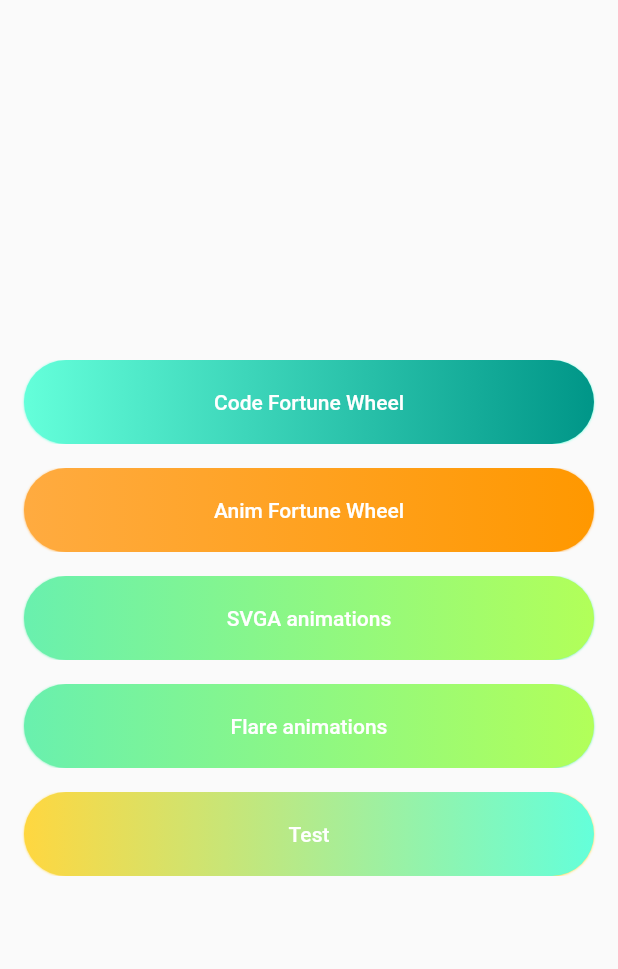
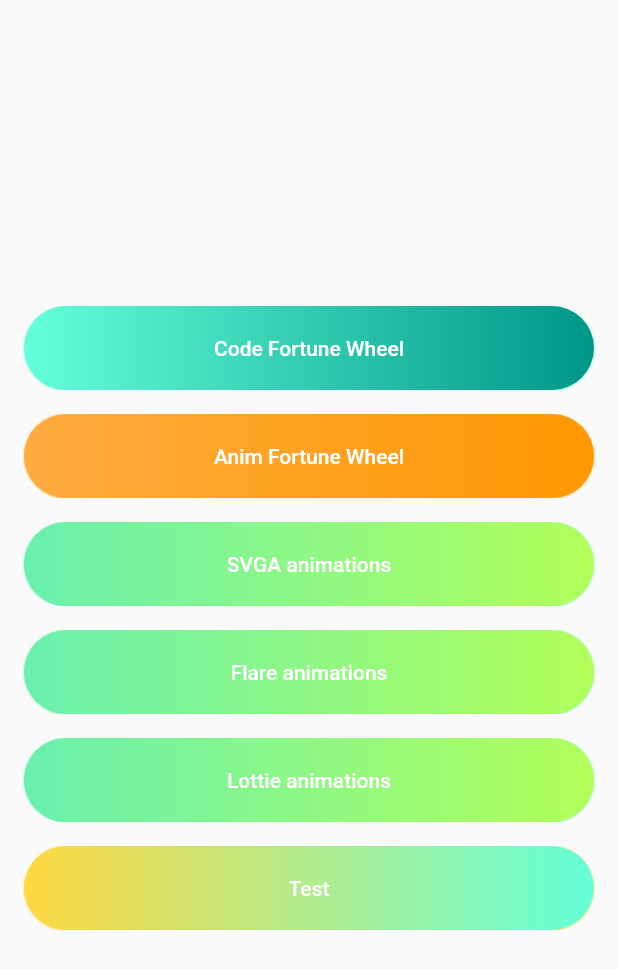
Before and after one commit to Linus-DuJun/flutter_animation, a Flutter app: the screen it shows after launch, on a phone screen of 412 x 824 dp. Shown: the top 969 px of the screen. Run offline on Flutter 3.47's test engine with Material 2 defaults, Android fonts, the phone set to English and light mode, and no system bars; our stand-ins replace audioplayers, flare_flutter, flutter_screenutil, fluttertoast, lottie; missing offline and left inert: svgaplayer_flutter.

Commit message:
Display lottie animations

```diff
--- a/flutter_animation/lib/configs/resources/app_res.dart
+++ b/flutter_animation/lib/configs/resources/app_res.dart
@@ -19,6 +19,11 @@ class AppRes {
 
   // Lottie anim
   static const LOTTIE_WIN_BACKGROUND = _LOTTIE + "win_bg/win_bg.json";
+  static const LOTTIE_WIN = _LOTTIE + "win/win.json";
+  static const LOTTIE_WIN_BIG = _LOTTIE + "win_big/win_big.json";
+  static const LOTTIE_LUCKY_SPIN = _LOTTIE + "lucky_spin/lucky_spin.json";
+  static const LOTTIE_LUCKY_NUMBER = _LOTTIE + "lucky_number/lucky_number.json";
+  static const LOTTIE_GET_COIN = _LOTTIE + "get_coins/get_coins.json";
 
   // Flare anim
   static const FLARE_LUCK_GAME_BG = _FLARES + "lucky_game_bg.flr";
--- a/flutter_animation/lib/main.dart
+++ b/flutter_animation/lib/main.dart
@@ -3,6 +3,7 @@ import 'package:flutter_screenutil/flutter_screenutil.dart';
 import 'package:linus_fortune_wheel/page_anim_fortune_wheel.dart';
 import 'package:linus_fortune_wheel/page_code_fortune_wheel.dart';
 import 'package:linus_fortune_wheel/page_flare_animations.dart';
+import 'package:linus_fortune_wheel/page_lottie_animation.dart';
 import 'package:linus_fortune_wheel/page_svga_animations.dart';
 import 'package:linus_fortune_wheel/page_test_snippet.dart';
 import 'package:linus_fortune_wheel/utils/ui_util.dart';
@@ -68,6 +69,12 @@ class _MyHomePageState extends State<MyHomePage> {
               gradientColors: [Colors.greenAccent, Colors.lightGreenAccent]),
           UiUtils.getVerticalSizedBox(16),
           GradientElevatedButton(
+              callback: _goToLottieAnimations,
+              label: "Lottie animations",
+              labelStyle: _getButtonTextStyle(),
+              gradientColors: [Colors.greenAccent, Colors.lightGreenAccent]),
+          UiUtils.getVerticalSizedBox(16),
+          GradientElevatedButton(
               callback: _goToTestPage,
               label: "Test",
               labelStyle: _getButtonTextStyle(),
@@ -75,6 +82,12 @@ class _MyHomePageState extends State<MyHomePage> {
         ],
       ),
     );
+  }
+
+  void _goToLottieAnimations() {
+     Navigator.of(context).push(
+       MaterialPageRoute(builder: (_) => PageLottieAnimation())
+     );
   }
 
   void _goToFlareAnimations() {
--- a/flutter_animation/lib/page_anim_fortune_wheel.dart
+++ b/flutter_animation/lib/page_anim_fortune_wheel.dart
@@ -121,7 +121,7 @@ class _PageAnimFortuneWheelState extends State<PageAnimFortuneWheel> {
           children: [
             _getSettingsBackgroundView(),
             Expanded(child: _getFlaresView(),),
-            _getResultAreaView(),
+            // _getResultAreaView(),
             // SizedBox(height: 300,)
           ],
         ),
--- a/flutter_animation/lib/widget/gradient_elevated_button.dart
+++ b/flutter_animation/lib/widget/gradient_elevated_button.dart
@@ -2,7 +2,7 @@ import 'package:flutter/material.dart';
 import 'package:linus_fortune_wheel/utils/click_util.dart';
 
 class GradientElevatedButton extends StatelessWidget {
-  final Function callback;
+  final VoidCallback callback;
   final String label;
   final TextStyle labelStyle;
   final List<Color> gradientColors;
```
Also changed, not shown: flutter_animation/lib/page_lottie_anim_detail.dart (added, +18 -0 lines), flutter_animation/lib/page_lottie_animation.dart (added, +78 -0 lines), flutter_animation/pubspec.yaml (+12 -3 lines), flutter_animation/files/lotties/get_coins/get_coins.json (renamed from flutter_animation/files/lotties/get_coins/big_getcoins.json), flutter_animation/files/lotties/lucky_number/lucky_number.json (renamed from flutter_animation/files/lotties/lucky_number/big_luckynumber.json), flutter_animation/files/lotties/lucky_spin/lucky_spin.json (renamed from flutter_animation/files/lotties/lucky_spin/big_luckyspin.json), flutter_animation/files/lotties/win/win.json (renamed from flutter_animation/files/lotties/win/big_win.json), flutter_animation/files/lotties/win_big/win_big.json (renamed from flutter_animation/files/lotties/win_big/big_bigwin.json).
